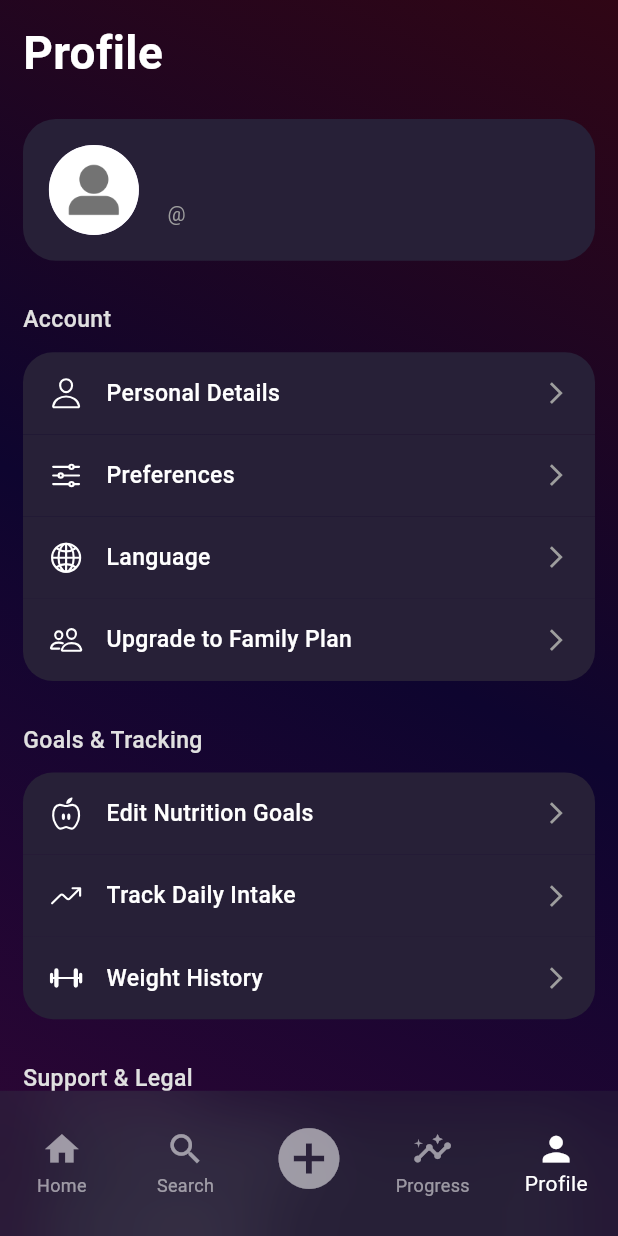
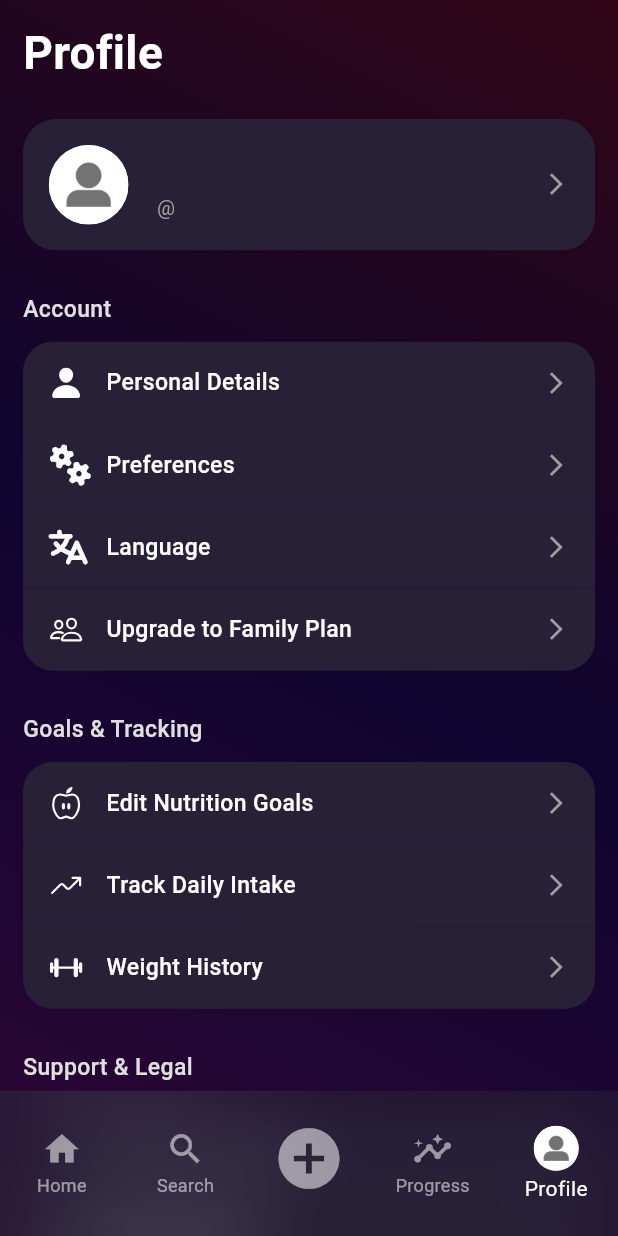
Before and after one commit to ahmednaderahmednader1717-art/HEALIX, a Flutter app: the HomeScreen screen opened directly with empty values, item 5 of the bottom bar chosen, on a phone screen of 412 x 824 dp. Run offline on Flutter 3.47's test engine with Material 3 defaults, Android fonts, the phone set to English and light mode, and no system bars; our stand-ins replace carousel_slider, dio, file_picker, flutter_svg, font_awesome_flutter, gap and 7 more; accounts and stored records are empty.

Commit message:
customized home screen

```diff
--- a/lib/views/home/home_screen.dart
+++ b/lib/views/home/home_screen.dart
@@ -21,6 +21,14 @@ class HomeScreen extends StatefulWidget {
 class _HomeScreenState extends State<HomeScreen> {
   int _currentIndex = 0;
 
+  late UserInfo user; // لإتاحة التحديث إذا تغيرت الصورة لاحقًا
+
+  @override
+  void initState() {
+    super.initState();
+    user = widget.user;
+  }
+
   late final List<Widget> _pages = [
     HomeTab(
       onTabChange: (index) {
@@ -30,7 +38,7 @@ class _HomeScreenState extends State<HomeScreen> {
     const SearchMealTab(),
     const ScanMealTab(),
     const ProgressTab(),
-    ProfileTab(user: widget.user,),
+    ProfileTab(user: user),
   ];
 
   @override
@@ -45,7 +53,7 @@ class _HomeScreenState extends State<HomeScreen> {
 
     return SafeArea(
       child: Scaffold(
-        extendBody: true, // مهم للشفافية
+        extendBody: true,
         body: Stack(
           children: [
             // Gradient Background
@@ -63,12 +71,7 @@ class _HomeScreenState extends State<HomeScreen> {
               ),
             ),
             // محتوى التابات مع padding أسفل BottomNavigationBar
-            IndexedStack(
-              index: _currentIndex,
-              children: _pages.map((page) {
-                return page;
-              }).toList(),
-            ),
+            IndexedStack(index: _currentIndex, children: _pages),
           ],
         ),
         bottomNavigationBar: Theme(
@@ -84,7 +87,6 @@ class _HomeScreenState extends State<HomeScreen> {
                   color: AppColors.ContainerColor.withOpacity(0.4),
                 ),
                 child: BottomNavigationBar(
-
                   currentIndex: _currentIndex,
                   onTap: (index) => setState(() => _currentIndex = index),
                   backgroundColor: Colors.transparent,
@@ -106,7 +108,7 @@ class _HomeScreenState extends State<HomeScreen> {
                     ),
                     BottomNavigationBarItem(
                       icon: Padding(
-                        padding:  EdgeInsets.only(top: 15*h),
+                        padding: EdgeInsets.only(top: 15 * h),
                         child: Icon(Icons.add_circle, size: 55 * scale),
                       ),
                       label: "",
@@ -116,7 +118,22 @@ class _HomeScreenState extends State<HomeScreen> {
                       label: "Progress",
                     ),
                     BottomNavigationBarItem(
-                      icon: Icon(Icons.person, size: 30 * scale),
+                      // CircleAvatar صورة المستخدم في التاب الخامس (Profile)
+                      icon: Container(
+                        padding: EdgeInsets.all(2),
+                        decoration: BoxDecoration(
+                          shape: BoxShape.circle,
+                        ),
+                        child: CircleAvatar(
+                          radius: 15, // صغير ليتناسب مع navbar
+                          backgroundImage:
+                              user.profilePictureUrl != null &&
+                                  user.profilePictureUrl!.isNotEmpty
+                              ? NetworkImage(user.profilePictureUrl!)
+                              : AssetImage("assets/logo/person_icon.png")
+                                    as ImageProvider,
+                        ),
+                      ),
                       label: "Profile",
                     ),
                   ],
--- a/lib/views/home/views/profile_tab.dart
+++ b/lib/views/home/views/profile_tab.dart
@@ -1,3 +1,5 @@
+import 'dart:math';
+
 import 'package:flutter/material.dart';
 import 'package:font_awesome_flutter/font_awesome_flutter.dart';
 import 'package:ionicons/ionicons.dart';
@@ -5,7 +7,6 @@ import 'package:test_splash/core/app_colors.dart';
 import 'package:test_splash/models/user_info_model.dart';
 import 'package:test_splash/views/home/widgets/profile_card_group.dart';
 import 'package:test_splash/views/splash/welcome_screen.dart';
-import 'package:test_splash/widgets/charts_widget.dart';
 
 // مودل الكارت كما لديك
 class ProfileCardItem {
@@ -30,10 +31,13 @@ class ProfileTab extends StatelessWidget {
   Widget build(BuildContext context) {
     final screenWidth = MediaQuery.of(context).size.width;
     final screenHeight = MediaQuery.of(context).size.height;
+
     const baseWidth = 430.0;
     const baseHeight = 932.0;
+
     final w = screenWidth / baseWidth;
     final h = screenHeight / baseHeight;
+    final scale = min(w, h);
 
     return SafeArea(
       top: true,
@@ -55,7 +59,9 @@ class ProfileTab extends StatelessWidget {
             SizedBox(height: 24 * h),
 
             // Profile Card
-            Container(
+            GestureDetector(
+              onTap: (){},
+              child: Container(
                 padding: EdgeInsets.all(18 * w),
                 decoration: BoxDecoration(
                   color: AppColors.ContainerColor,
@@ -63,11 +69,15 @@ class ProfileTab extends StatelessWidget {
                 ),
                 child: Row(
                   children: [
+                    // فحص وجود الرابط من الـUserInfo قبل العرض
                     CircleAvatar(
-                    radius: 30, // غيّر القيمة كما تريد (مثل 64 أو 72)
-                    backgroundImage: user.profilePictureUrl != null && user.profilePictureUrl!.isNotEmpty
+                      radius: 30 * scale,
+                      backgroundImage:
+                          (user.profilePictureUrl != null &&
+                              user.profilePictureUrl!.isNotEmpty)
                           ? NetworkImage(user.profilePictureUrl!)
-                    : AssetImage("assets/logo/person_icon.png") as ImageProvider,
+                          : AssetImage("assets/logo/person_icon.png")
+                                as ImageProvider,
                     ),
 
                     SizedBox(width: 16 * w),
@@ -89,7 +99,14 @@ class ProfileTab extends StatelessWidget {
                         ),
                       ],
                     ),
+                    Spacer(),
+                    Icon(
+                      Icons.arrow_forward_ios,
+                      color: Colors.grey,
+                      size: 18 * w,
+                    )
                   ],
+                ),
               ),
             ),
 
@@ -110,17 +127,17 @@ class ProfileTab extends StatelessWidget {
               items: [
                 ProfileCardItem(
                   title: "Personal Details",
-                  icon: Ionicons.person_outline,
+                  icon: Ionicons.person,
                   onTap: () => print("Personal Details clicked"),
                 ),
                 ProfileCardItem(
                   title: "Preferences",
-                  icon: Ionicons.options_outline,
+                  icon: FontAwesomeIcons.gears,
                   onTap: () => print("Preferences clicked"),
                 ),
                 ProfileCardItem(
                   title: "Language",
-                  icon: Ionicons.globe_outline,
+                  icon: FontAwesomeIcons.language,
                   onTap: () => print("Language clicked"),
                 ),
                 ProfileCardItem(
--- a/lib/views/home/widgets/profile_card_group.dart
+++ b/lib/views/home/widgets/profile_card_group.dart
@@ -69,7 +69,7 @@ class ProfileCardGroup extends StatelessWidget {
               ],
             ),
           ),
-          Icon(Icons.arrow_forward_ios, color: Colors.grey, size: 18 * w),
+          Icon(Icons.arrow_forward_ios, color: Colors.grey, size: 18 *w),
         ],
       ),
     );
```
Lines whose indentation alone changed are shown as unchanged.
